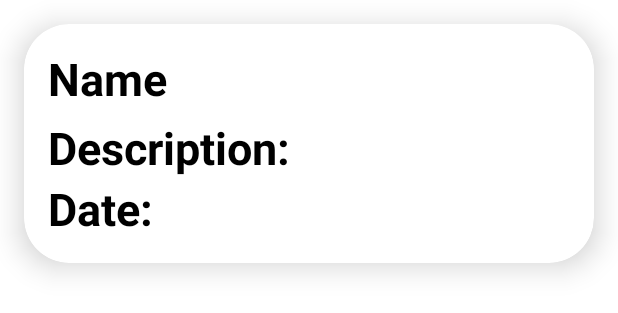
After one commit to ammar1616/EventPlanner-Application, an Android app: the layout eventss.xml on its own in the app's theme, with its tools: preview values and no code run, on a phone screen of 412 x 824 dp. The commit adds this screen. Shown: the top 313 px of the screen. Run offline under Robolectric (Android 15) with nearby library versions, the phone set to English and light mode, and no system bars.

Commit message:
addition lel 7ag houda

```diff
--- a/app/src/main/java/com/example/final_project/deleteevent.java
+++ b/app/src/main/java/com/example/final_project/deleteevent.java
@@ -1,11 +1,9 @@
 package com.example.final_project;
 
 import android.os.Bundle;
-import android.os.PersistableBundle;
 import android.widget.Button;
 import android.widget.EditText;
 
-import androidx.annotation.Nullable;
 import androidx.appcompat.app.AppCompatActivity;
 
 public class deleteevent extends AppCompatActivity {
@@ -17,7 +15,6 @@ public class deleteevent extends AppCompatActivity {
     protected void onCreate(Bundle savedInstanceState) {
         super.onCreate(savedInstanceState);
         setContentView(R.layout.deleteevent);
-
         edit1 = findViewById(R.id.txt_del);
         btn = findViewById(R.id.btn_delete);
 
--- a/app/src/main/java/com/example/final_project/login.java
+++ b/app/src/main/java/com/example/final_project/login.java
@@ -34,18 +34,14 @@ public class login extends AppCompatActivity {
                         Toast.makeText(login.this, "Welcome", Toast.LENGTH_SHORT).show();
                     } else {
                         Toast.makeText(login.this, "Wrong Password", Toast.LENGTH_SHORT).show();
-
                     }
                 } else {
                     ed_login.putString(user.getText().toString(), pass.getText().toString());
                     Toast.makeText(login.this, "Sorry Not Found", Toast.LENGTH_SHORT).show();
-
                 }
-
 
             }
         });
 
-
     }
 }
--- a/app/src/main/java/com/example/final_project/showevents_act.java
+++ b/app/src/main/java/com/example/final_project/showevents_act.java
@@ -3,9 +3,6 @@ package com.example.final_project;
 import android.os.Bundle;
 
 import androidx.appcompat.app.AppCompatActivity;
-import androidx.recyclerview.widget.RecyclerView;
-
-import java.util.ArrayList;
 
 public class showevents_act extends AppCompatActivity {
 
@@ -14,8 +11,6 @@ public class showevents_act extends AppCompatActivity {
     protected void onCreate(Bundle savedInstanceState) {
         super.onCreate(savedInstanceState);
         setContentView(R.layout.showevents);
-//        RecyclerView recyclerView = findViewById(R.id.rec);
-
 
     }
 }
--- /dev/null
+++ b/app/src/main/res/layout/eventss.xml
@@ -0,0 +1,92 @@
+<?xml version="1.0" encoding="utf-8"?>
+<androidx.cardview.widget.CardView xmlns:android="http://schemas.android.com/apk/res/android"
+    android:layout_width="match_parent"
+    android:layout_height="wrap_content"
+    xmlns:app="http://schemas.android.com/apk/res-auto"
+    app:cardElevation="12dp"
+    app:cardCornerRadius="30dp"
+    android:layout_margin="16dp">
+
+    <LinearLayout
+        android:layout_width="match_parent"
+        android:layout_height="wrap_content"
+        android:layout_margin="16dp"
+        android:orientation="vertical">
+
+        <LinearLayout
+            android:layout_width="wrap_content"
+            android:layout_height="wrap_content"
+            android:orientation="horizontal"
+            >
+            <TextView
+                android:layout_width="wrap_content"
+                android:layout_height="wrap_content"
+                android:text="Name"
+                android:textSize="30dp"
+                android:textColor="@color/black"
+                android:textStyle="bold"
+                />
+
+            <TextView
+                android:id="@+id/ev_name"
+                android:layout_width="wrap_content"
+                android:layout_height="wrap_content"
+                android:text=""
+                android:textSize="27dp"
+                android:textColor="@color/black"
+                />
+        </LinearLayout>
+
+        <LinearLayout
+            android:layout_width="wrap_content"
+            android:layout_height="wrap_content"
+            android:orientation="horizontal"
+            android:layout_marginTop="5dp"
+            >
+            <TextView
+                android:layout_width="wrap_content"
+                android:layout_height="wrap_content"
+                android:text="Description:"
+                android:textSize="30dp"
+                android:textColor="@color/black"
+                android:textStyle="bold"
+                />
+
+            <TextView
+                android:id="@+id/ev_description"
+                android:layout_width="wrap_content"
+                android:layout_height="wrap_content"
+                android:text=""
+                android:textSize="27dp"
+                android:textColor="@color/black"
+                />
+        </LinearLayout>
+
+
+        <LinearLayout
+            android:layout_width="wrap_content"
+            android:layout_height="wrap_content"
+            android:orientation="horizontal"
+            >
+            <TextView
+                android:layout_width="wrap_content"
+                android:layout_height="wrap_content"
+                android:text="Date:"
+                android:textSize="30dp"
+                android:textColor="@color/black"
+                android:textStyle="bold"
+                />
+
+            <TextView
+                android:id="@+id/ev_date"
+                android:layout_width="wrap_content"
+                android:layout_height="wrap_content"
+                android:text=""
+                android:textSize="27dp"
+                android:textColor="@color/black"
+                />
+        </LinearLayout>
+
+    </LinearLayout>
+
+</androidx.cardview.widget.CardView>
```
Also changed, not shown: app/build.gradle (+9 -0 lines), app/src/main/AndroidManifest.xml (+8 -1 lines), app/src/main/java/com/example/final_project/DataAccessObject_Events.java (added, +23 -0 lines), app/src/main/java/com/example/final_project/Events.java (added, +63 -0 lines), app/src/main/java/com/example/final_project/MyAdapter.java (added, +55 -0 lines), app/src/main/java/com/example/final_project/SplashScreenActivity.java (added, +29 -0 lines), app/src/main/java/com/example/final_project/addevent.java (+9 -14 lines), app/src/main/res/layout/splashscreen.xml (added, +8 -0 lines), app/src/main/res/values-night/themes.xml (+7 -0 lines), app/src/main/res/values/themes.xml (+7 -0 lines), build.gradle (+12 -0 lines), app/src/main/res/drawable/logo.png (added), 1 other file.
